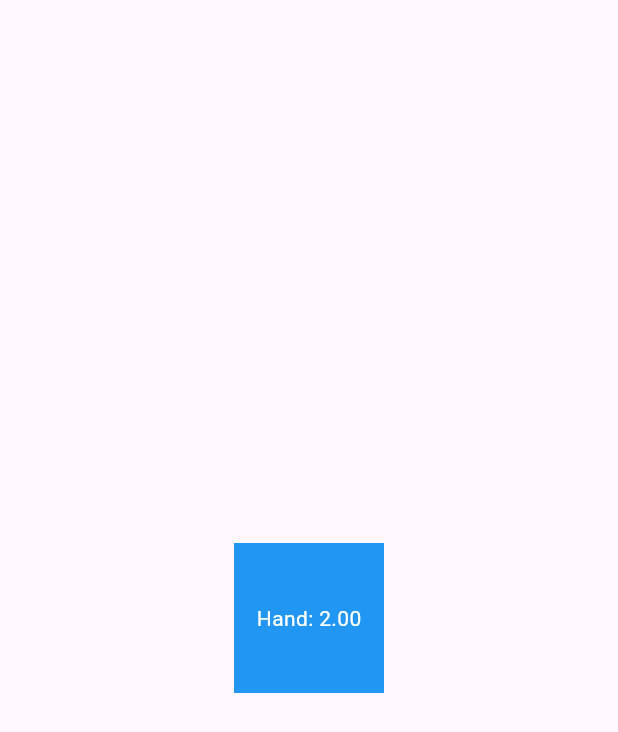
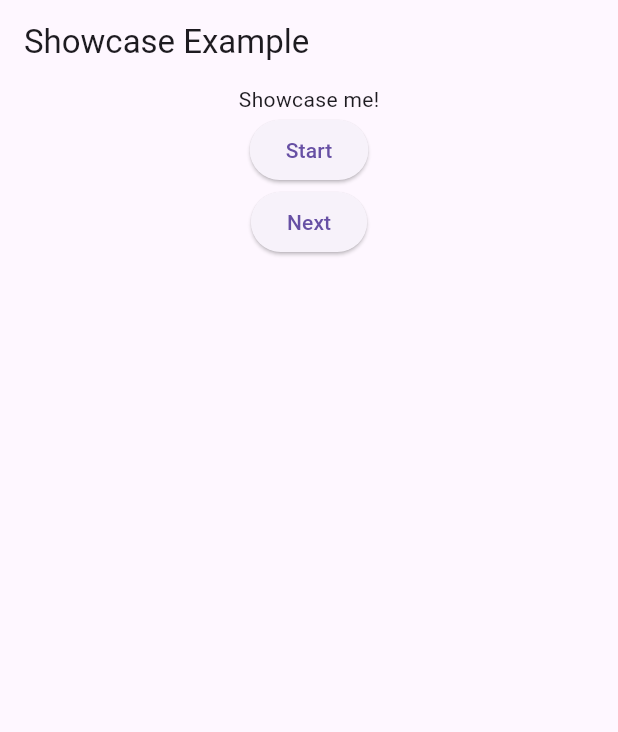
Before and after one commit to alokjha2/peckish_animated_hand_tutorial, a Flutter app: the screen it shows after launch, on a phone screen of 412 x 824 dp. Shown: the top 732 px of the screen. Run offline on Flutter 3.47's test engine with Material 3 defaults, Android fonts, the phone set to English and light mode, and no system bars.

Commit message:
added guiding hands, highlight overlay for animated tutorial

```diff
--- a/example/lib/main.dart
+++ b/example/lib/main.dart
@@ -1,6 +1,6 @@
 import 'package:flutter/material.dart';
-
 import 'package:peckish_animated_hand_tutorial/peckish_animated_hand_tutorial.dart';
+// import 'package:showcase_widget/showcase_widget.dart';
 
 void main() {
   runApp(MyApp());
@@ -10,10 +10,66 @@ class MyApp extends StatelessWidget {
   @override
   Widget build(BuildContext context) {
     return MaterialApp(
-      home: Scaffold(
-        body: Center(
-          child: PeckishAnimatedHand(),  // Example usage of the widget
-        ),
+      home: ExamplePage(),
+    );
+  }
+}
+
+class ExamplePage extends StatelessWidget {
+  final GlobalKey buttonKey = GlobalKey();
+  final GlobalKey textKey = GlobalKey();
+  final GlobalKey anotherButtonKey = GlobalKey();
+
+  @override
+  Widget build(BuildContext context) {
+    return Scaffold(
+      appBar: AppBar(title: Text('Showcase Example')),
+      body: Column(
+        children: [
+          ShowcaseWidget(
+            steps: [
+              ShowcaseStep(
+                key: buttonKey,
+                handPosition: Offset(50, 300),
+                descriptionPosition: Offset(20, 350),
+                description: 'Tap this button to start.',
+              ),
+              ShowcaseStep(
+                key: textKey,
+                handPosition: Offset(100, 500),
+                descriptionPosition: Offset(50, 550),
+                description: 'This is a highlighted text.',
+              ),
+              ShowcaseStep(
+                key: anotherButtonKey,
+                handPosition: Offset(200, 700),
+                descriptionPosition: Offset(150, 750),
+                description: 'Click this button for more actions.',
+              ),
+            ],
+            onComplete: () {
+              print('Showcase completed!');
+            },
+          ),
+          Center(
+            key: textKey,
+            child: Text('Showcase me!'),
+          ),
+          ElevatedButton(
+            key: buttonKey,
+            onPressed: () {
+              print('Button pressed!');
+            },
+            child: Text('Start'),
+          ),
+          ElevatedButton(
+            key: anotherButtonKey,
+            onPressed: () {
+              print('Another button pressed!');
+            },
+            child: Text('Next'),
+          ),
+        ],
       ),
     );
   }
--- a/lib/peckish_animated_hand_tutorial.dart
+++ b/lib/peckish_animated_hand_tutorial.dart
@@ -1,60 +1,77 @@
 import 'package:flutter/material.dart';
+import 'package:peckish_animated_hand_tutorial/widgets/guiding_hand.dart';
+import 'package:peckish_animated_hand_tutorial/widgets/highlight_overlay.dart';
 
-// A simple animated hand widget
-class PeckishAnimatedHand extends StatefulWidget {
+class ShowcaseWidget extends StatefulWidget {
+  final List<ShowcaseStep> steps;  // List of steps to showcase
+  final VoidCallback onComplete;  // Callback when all steps are completed
+
+  const ShowcaseWidget({
+    Key? key,
+    required this.steps,
+    required this.onComplete,
+  }) : super(key: key);
+
   @override
-  _PeckishAnimatedHandState createState() => _PeckishAnimatedHandState();
+  _ShowcaseWidgetState createState() => _ShowcaseWidgetState();
 }
 
-class _PeckishAnimatedHandState extends State<PeckishAnimatedHand> with SingleTickerProviderStateMixin {
-  late AnimationController _controller;
-  late Animation<double> _animation;
+class _ShowcaseWidgetState extends State<ShowcaseWidget> {
+  int _currentStep = 0;
 
-  @override
-  void initState() {
-    super.initState();
-    _controller = AnimationController(
-      duration: const Duration(seconds: 2),
-      vsync: this,
-    );
-
-    _animation = Tween<double>(begin: 0, end: 100).animate(CurvedAnimation(
-      parent: _controller,
-      curve: Curves.easeInOut,
-    ));
-
-    _controller.repeat(reverse: true); // Repeat the animation
+  void _nextStep() {
+    if (_currentStep < widget.steps.length - 1) {
+      setState(() {
+        _currentStep++;
+      });
+    } else {
+      widget.onComplete();  // Complete the tutorial after the last step
+    }
   }
 
   @override
   Widget build(BuildContext context) {
-    return Center(
-      child: AnimatedBuilder(
-        animation: _controller,
-        builder: (context, child) {
-          return Container(
-            height: 100,
-            width: 100,
-            color: Colors.blue,
-            alignment: Alignment.center,
+    if (_currentStep >= widget.steps.length) {
+      return SizedBox.shrink(); // Hide when completed
+    }
+
+    final step = widget.steps[_currentStep];
+
+    return Stack(
+      children: [
+        HighlightOverlay(targetKey: step.key),  // Highlight the target widget
+        GuidingHand(
+          position: step.handPosition,
+          onTap: _nextStep,  // Move to the next step when tapped
+        ),
+        Positioned(
+          top: step.descriptionPosition.dy,
+          left: step.descriptionPosition.dx,
+          child: Container(
+            padding: const EdgeInsets.all(10),
+            color: Colors.black.withOpacity(0.8),
             child: Text(
-              'Hand: ${_animation.value.toStringAsFixed(2)}',
-              style: TextStyle(color: Colors.white),
+              step.description,
+              style: const TextStyle(color: Colors.white),
             ),
-          );
-        },
-      ),
+          ),
+        ),
+      ],
     );
-  }
-
-  @override
-  void dispose() {
-    _controller.dispose();
-    super.dispose();
   }
 }
 
-// A utility function that can be used in the main app or in the example
-String getGreeting() {
-  return 'Hello, Peckish World!';
+
+class ShowcaseStep {
+  final GlobalKey key;
+  final Offset handPosition;
+  final Offset descriptionPosition;
+  final String description;
+
+  ShowcaseStep({
+    required this.key,
+    required this.handPosition,
+    required this.descriptionPosition,
+    required this.description,
+  });
 }
```
Also changed, not shown: lib/widgets/guiding_hand.dart (added, +29 -0 lines), lib/widgets/highlight_overlay.dart (added, +38 -0 lines), pubspec.yaml (+2 -35 lines), assets/animated_hand.png (added), 1 other file.
